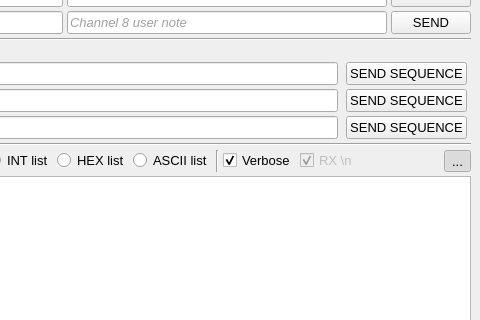
This is src/gui/ui/gui.ui in damogranlabs/serial-tool as Qt 5 draws it before an edit; both pictures show x 286 to 766 and y 253 to 573 of the 766 by 737 pixel window. The edited form follows.
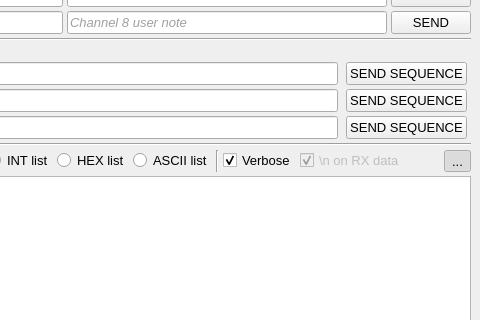
This is the edited form. Icons and pictures are not drawn.

Commit message: New line on TX data regardless of RX '\n' setting.

```diff
--- a/src/gui/ui/gui.ui
+++ b/src/gui/ui/gui.ui
@@ -1630,7 +1630,7 @@
          <string>&lt;html&gt;&lt;head/&gt;&lt;body&gt;&lt;p&gt;If checked, each received data is placed new line. Only applicable if verbose is set to False.&lt;/p&gt;&lt;/body&gt;&lt;/html&gt;</string>
         </property>
         <property name="text">
-         <string>RX \n</string>
+         <string>\n on RX data</string>
         </property>
         <property name="checked">
          <bool>true</bool>
```
The commit also changes 3 other files.
